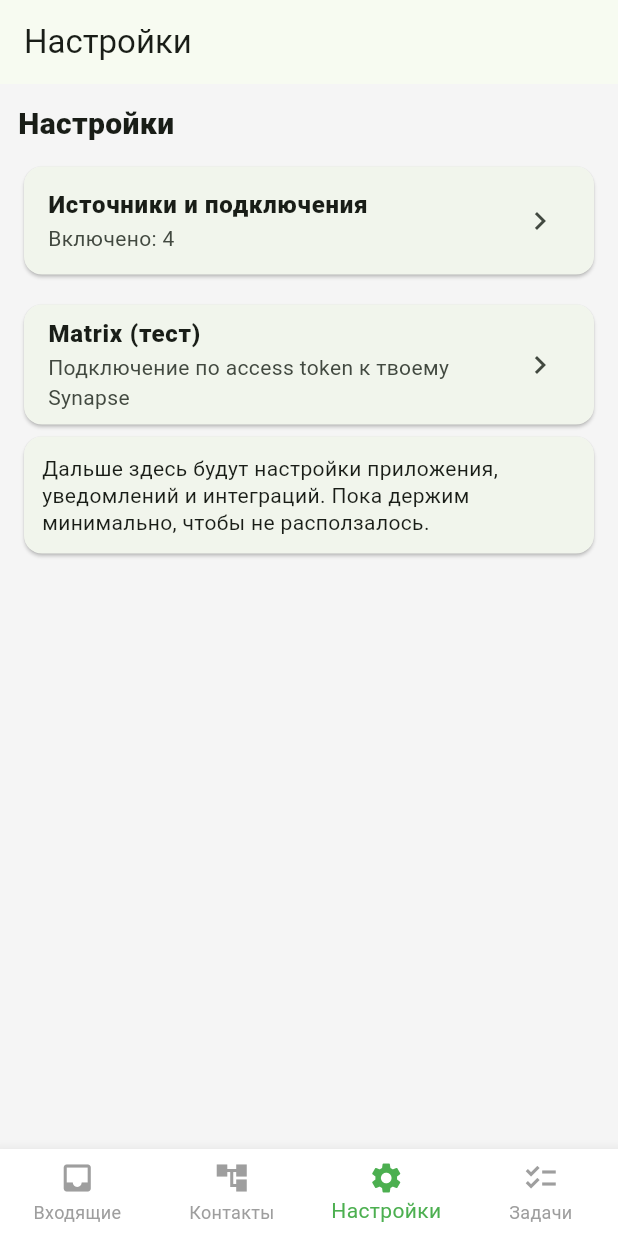
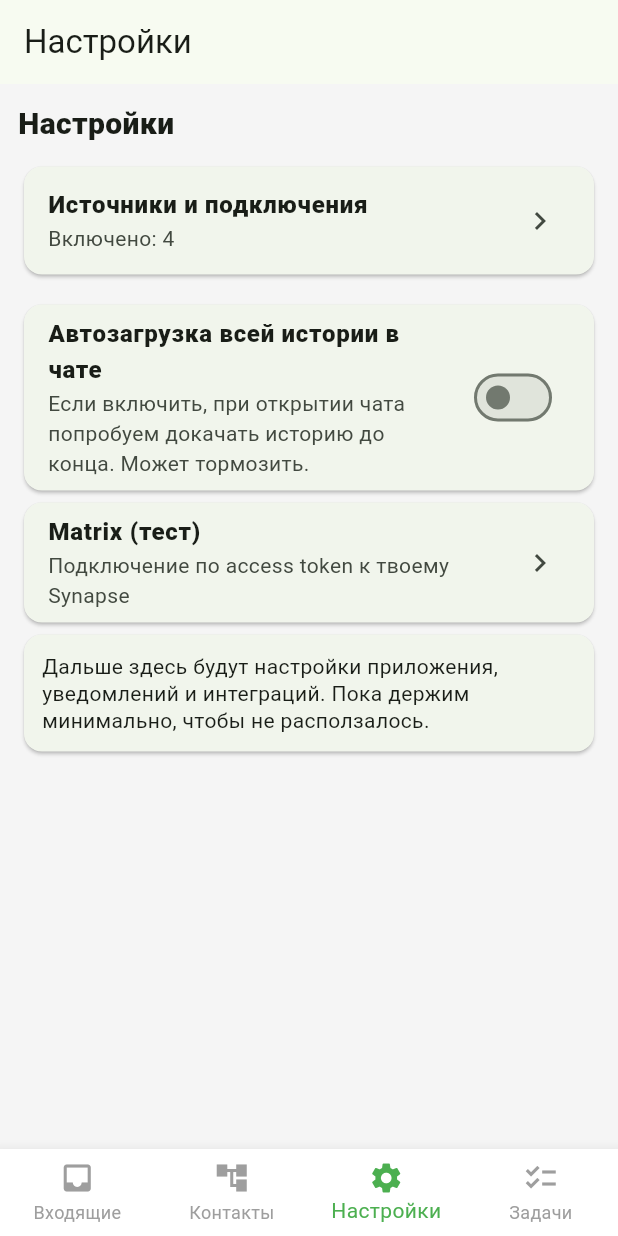
Before and after one commit to MIXANIZM/demo2, a Flutter app: the screen it shows after launch, item 3 of the bottom bar chosen, on a phone screen of 412 x 824 dp. Run offline on Flutter 3.47's test engine with Material 3 defaults, Android fonts, the phone set to English and light mode, and no system bars; our stand-ins replace drift, emoji_picker_flutter, flutter_riverpod, flutter_secure_storage, font_awesome_flutter, sqflite; missing offline and left inert: matrix; accounts and stored records are empty; generated files the repository leaves out were written again.

Commit message:
Update files

```diff
--- a/lib/features/profile/profile_page.dart
+++ b/lib/features/profile/profile_page.dart
@@ -1,6 +1,7 @@
 import 'package:flutter/material.dart';
 
 import '../../shared/source_settings_store.dart';
+import '../../shared/app_settings_store.dart';
 import 'sources_connections_page.dart';
 import '../matrix_test/matrix_test_page.dart';
 
@@ -11,6 +12,7 @@ class ProfilePage extends StatelessWidget {
   Widget build(BuildContext context) {
     // В HomeShell уже есть общий Scaffold + AppBar
     final store = SourceSettingsStore.instance;
+    final appSettings = AppSettingsStore.instance;
 
     return ListView(
       padding: const EdgeInsets.fromLTRB(12, 12, 12, 24),
@@ -39,6 +41,25 @@ class ProfilePage extends StatelessWidget {
 
         const SizedBox(height: 12),
 
+        ValueListenableBuilder<bool>(
+          valueListenable: appSettings.autoLoadFullHistory,
+          builder: (context, v, _) {
+            return Card(
+              child: SwitchListTile(
+                value: v,
+                title: const Text(
+                  'Автозагрузка всей истории в чате',
+                  style: TextStyle(fontWeight: FontWeight.w900),
+                ),
+                subtitle: const Text(
+                  'Если включить, при открытии чата попробуем докачать историю до конца. Может тормозить.',
+                ),
+                onChanged: (next) => appSettings.autoLoadFullHistory.value = next,
+              ),
+            );
+          },
+        ),
+
         Card(
           child: ListTile(
             title: const Text('Matrix (тест)', style: TextStyle(fontWeight: FontWeight.w900)),
--- /dev/null
+++ b/lib/shared/app_settings_store.dart
@@ -0,0 +1,13 @@
+import 'package:flutter/foundation.dart';
+
+/// Минимальный стор настроек приложения.
+/// Сейчас без персистентности (позже можно привязать к SharedPreferences/Hive).
+class AppSettingsStore {
+  AppSettingsStore._();
+
+  static final AppSettingsStore instance = AppSettingsStore._();
+
+  /// Если включено — при открытии чата пытаемся подгрузить всю историю автоматически.
+  /// По умолчанию выключено, чтобы не тормозить работу.
+  final ValueNotifier<bool> autoLoadFullHistory = ValueNotifier<bool>(false);
+}
--- a/lib/shared/contact_store.dart
+++ b/lib/shared/contact_store.dart
@@ -122,11 +122,13 @@ class ContactStore {
   /// Создать (или получить существующий) контакт по телефону.
   ///
   /// Важно: телефон приводим к +7XXXXXXXXXX.
-  /// По твоему правилу создаём каналы WhatsApp + Telegram (по умолчанию).
+  /// ВАЖНО: по умолчанию НЕ создаём Telegram-канал.
+  /// Иначе получится "фейковый" Telegram по номеру телефона и сообщения могут уходить
+  /// не туда, потому что реальный идентификатор Telegram-диалога у нас сейчас — Matrix room.
   Contact getOrCreateByPhone({
     required String phoneInput,
     bool addWhatsApp = true,
-    bool addTelegram = true,
+    bool addTelegram = false,
   }) {
     final normalizedPhone = PhoneUtils.normalizeRuPhone(phoneInput);
     if (normalizedPhone.isEmpty) {
--- a/pubspec.yaml
+++ b/pubspec.yaml
@@ -16,7 +16,7 @@ publish_to: 'none' # Remove this line if you wish to publish to pub.dev
 # https://developer.apple.com/library/archive/documentation/General/Reference/InfoPlistKeyReference/Articles/CoreFoundationKeys.html
 # In Windows, build-name is used as the major, minor, and patch parts
 # of the product and file versions while build-number is used as the build suffix.
-version: 1.7.161+161
+version: 1.7.166+166
 environment:
   sdk: ^3.10.7
 
```
Also changed, not shown: lib/features/chat/chat_page.dart (+48 -0 lines), lib/features/inbox/inbox_page.dart (+2 -17 lines), lib/shared/widgets/full_emoji_picker.dart (+51 -44 lines).
